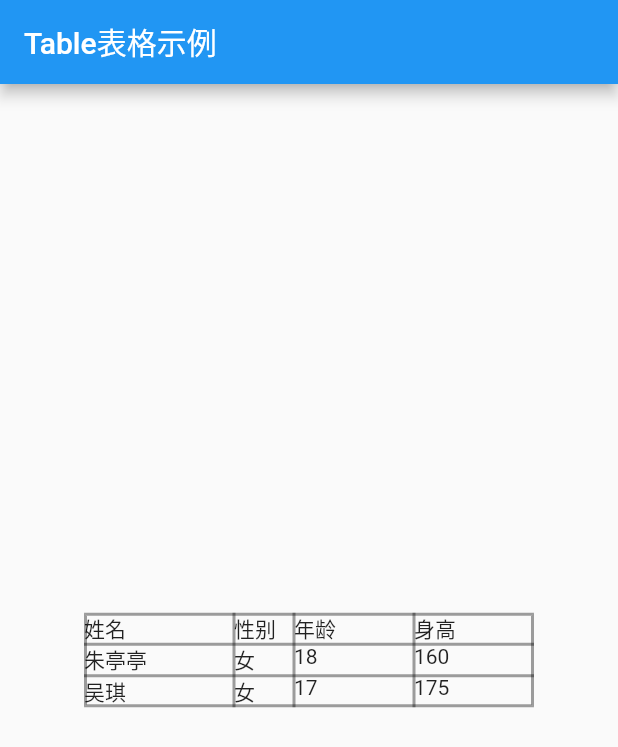
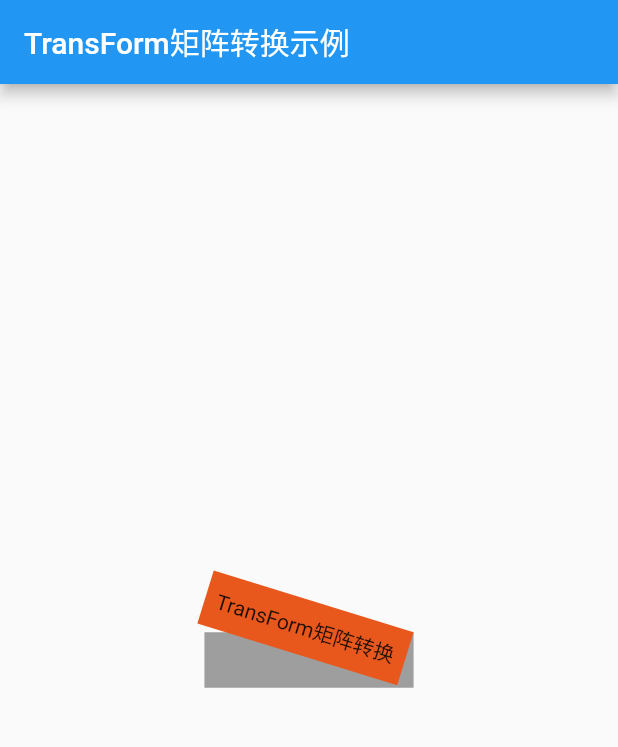
Before and after one commit to happydreamer/flutter, a Flutter app: the screen it shows after launch, on a phone screen of 412 x 824 dp. Shown: the top 747 px of the screen. Run offline on Flutter 3.47's test engine with Material 2 defaults, Android fonts, the phone set to English and light mode, and no system bars.

Commit message:
TransForm矩阵转换

```diff
--- a/lib/main.dart
+++ b/lib/main.dart
@@ -1,61 +1,35 @@
 import 'package:flutter/material.dart';
 
-void main() {
-  runApp(new MaterialApp(
-    title: 'Table表格布局示例',
-    home: new MyApp(),
-  ));
-}
-
-class MyApp extends StatelessWidget {
+class LayoutDemo extends StatelessWidget {
   @override
   Widget build(BuildContext context) {
     return new Scaffold(
       appBar: new AppBar(
-        title: new Text('Table表格示例'),
+        title: new Text('TransForm矩阵转换示例'),
       ),
       body: new Center(
-        child: Table(
-          //设置表格有多少列，并指定列宽
-          columnWidths: const <int, TableColumnWidth>{
-            0: FixedColumnWidth(100.0),
-            1: FixedColumnWidth(40.0),
-            2: FixedColumnWidth(80.0),
-            3: FixedColumnWidth(80.0),
-          },
-          //设置表格边框样式
-          border: TableBorder.all(
-              color: Colors.black38, width: 2.0, style: BorderStyle.solid),
-          children: const <TableRow>[
-            //添加第一行数据
-            TableRow(
-              children: <Widget>[
-                Text('姓名'),
-                Text('性别'),
-                Text('年龄'),
-                Text('身高'),
-              ],
+        child: Container(
+          color: Colors.grey,
+          child: Transform(
+            alignment: Alignment.topRight,
+            transform: Matrix4.rotationZ(0.3),
+            child: Container(
+              padding: const EdgeInsets.all(8.0),
+              color: const Color(0xFFE8581C),
+              child: const Text('TransForm矩阵转换'),
             ),
-            //添加第二行数据
-            TableRow(
-              children: <Widget>[
-                Text('朱亭亭'),
-                Text('女'),
-                Text('18'),
-                Text('160'),
-              ],
-            ),
-            TableRow(
-              children: <Widget>[
-                Text('吴琪'),
-                Text('女'),
-                Text('17'),
-                Text('175'),
-              ],
-            ),
-          ],
+          ),
         ),
       ),
     );
   }
 }
+
+void main() {
+  runApp(
+    new MaterialApp(
+      title: 'TransForm矩阵转换',
+      home: new LayoutDemo(),
+    ),
+  );
+}
```
